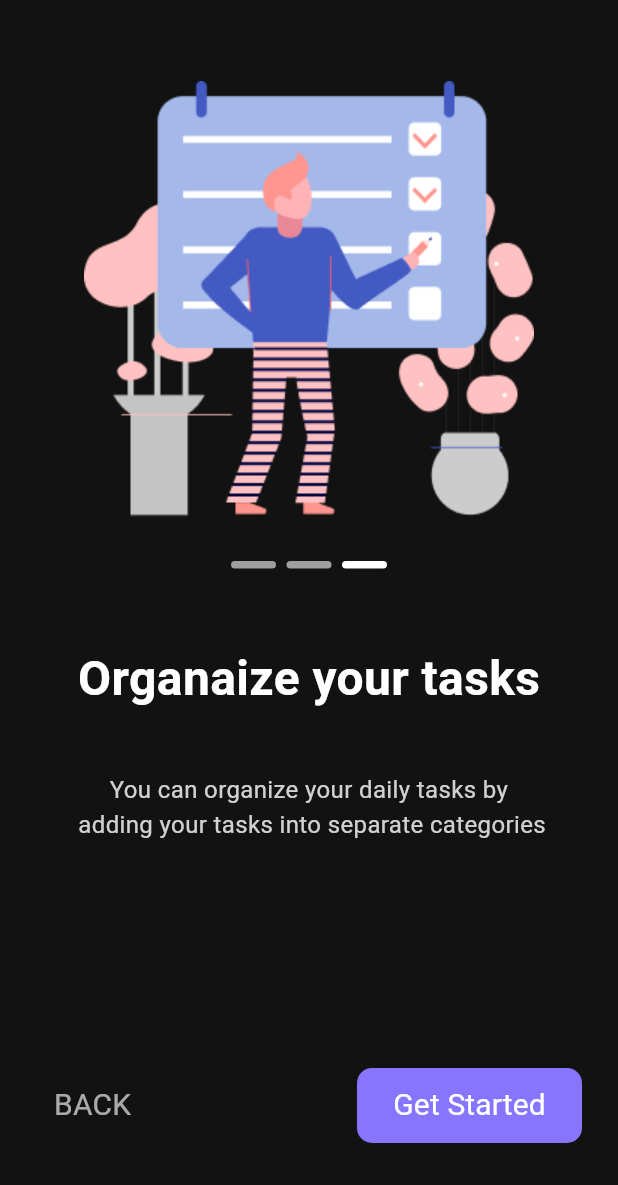
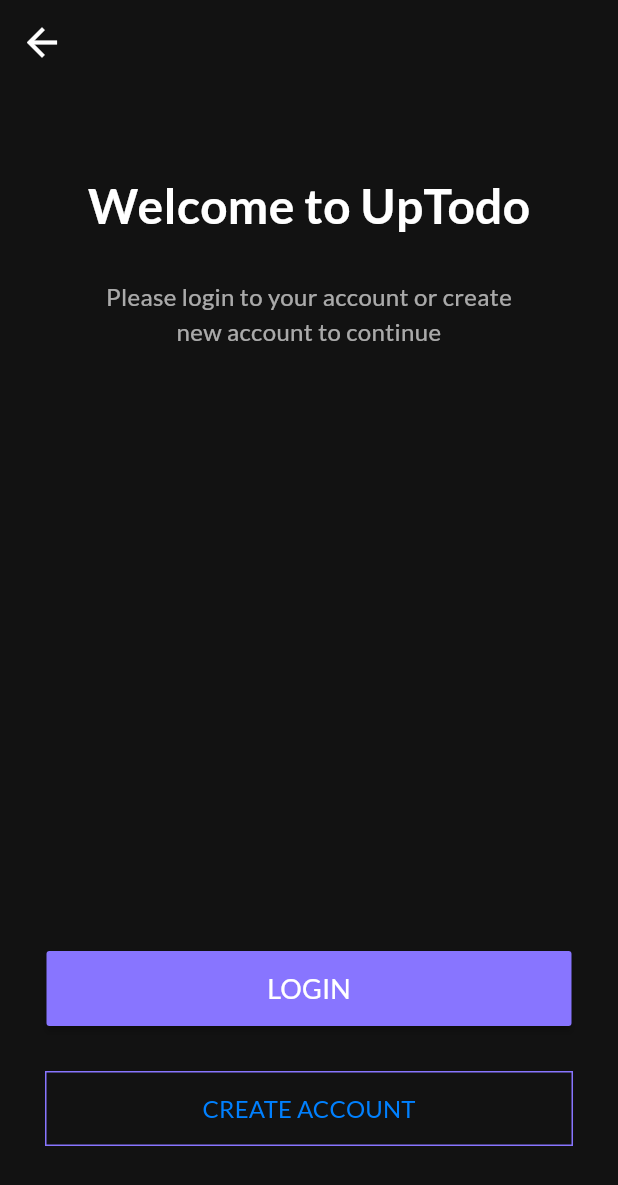
Before and after one commit to AhmedYasserTaha/todo_app, a Flutter app: the ScreenThree screen opened directly, after a tap on "Get Started", on a phone screen of 412 x 824 dp. Shown: the top 1185 px of the screen. Run offline on Flutter 3.47's test engine with Material 3 defaults, Android fonts, the phone set to English and light mode, and no system bars; our stand-ins replace google_fonts; missing offline and left inert: dart:ffi.

Commit message:
added start screen

```diff
--- a/lib/onpord_screen/screen_three.dart
+++ b/lib/onpord_screen/screen_three.dart
@@ -1,4 +1,5 @@
 import 'package:flutter/material.dart';
+import 'package:todo_app/start_screen.dart';
 import 'package:todo_app/utils/app_colors.dart';
 
 class ScreenThree extends StatefulWidget {
@@ -82,7 +83,11 @@ class _ScreenThreeState extends State<ScreenThree> {
                         color: AppColors.pSocundColor,
                         borderRadius: BorderRadius.circular(10)),
                     child: TextButton(
-                        onPressed: () {},
+                        onPressed: () {
+                          Navigator.of(context).push(MaterialPageRoute(
+                            builder: (context) => StartScreen(),
+                          ));
+                        },
                         child: Text(
                           "Get Started",
                           style: TextStyle(
--- /dev/null
+++ b/lib/start_screen.dart
@@ -0,0 +1,96 @@
+import 'dart:ffi';
+
+import 'package:flutter/material.dart';
+import 'package:google_fonts/google_fonts.dart';
+import 'package:todo_app/home/create_account_screen.dart';
+import 'package:todo_app/home/login_screen.dart';
+import 'package:todo_app/utils/app_colors.dart';
+
+class StartScreen extends StatelessWidget {
+  const StartScreen({super.key});
+
+  @override
+  Widget build(BuildContext context) {
+    return SafeArea(
+      child: Scaffold(
+        backgroundColor: AppColors.pDarkColor,
+        appBar: AppBar(
+          backgroundColor: AppColors.pDarkColor,
+          iconTheme: IconThemeData(color: Colors.white, size: 30),
+        ),
+        body: Center(
+          child: Padding(
+            padding: const EdgeInsets.only(top: 58),
+            child: Column(
+              children: [
+                Text(
+                  "Welcome to UpTodo",
+                  style: GoogleFonts.lato(
+                      fontSize: 32,
+                      fontWeight: FontWeight.bold,
+                      color: Colors.white),
+                ),
+                SizedBox(
+                  height: 26,
+                ),
+                Text(
+                  "Please login to your account or create\nnew account to continue",
+                  style: GoogleFonts.lato(
+                      fontSize: 16,
+                      color: const Color.fromARGB(164, 255, 255, 255)),
+                  textAlign: TextAlign.center,
+                ),
+                Spacer(),
+                MaterialButton(
+                  onPressed: () {
+                    Navigator.of(context).push(MaterialPageRoute(
+                      builder: (context) => LoginScreen(),
+                    ));
+                  },
+                  color: AppColors.pSocundColor,
+                  minWidth: 350,
+                  child: Padding(
+                    padding: const EdgeInsets.symmetric(vertical: 12),
+                    child: Text(
+                      "LOGIN",
+                      style: GoogleFonts.lato(
+                          color: Colors.white,
+                          fontSize: 18,
+                          fontWeight: FontWeight.w400),
+                    ),
+                  ),
+                ),
+                SizedBox(
+                  height: 30,
+                ),
+                Container(
+                  decoration: BoxDecoration(
+                    border: Border.all(color: AppColors.pSocundColor),
+                  ),
+                  child: MaterialButton(
+                    onPressed: () {
+                      Navigator.of(context).push(MaterialPageRoute(
+                        builder: (context) => CreateAccountScreen(),
+                      ));
+                    },
+                    minWidth: 350,
+                    child: Text(
+                      "CREATE ACCOUNT",
+                      style: GoogleFonts.lato(
+                          color: AppColors.ptextColor,
+                          fontSize: 16,
+                          fontWeight: FontWeight.w400),
+                    ),
+                  ),
+                ),
+                SizedBox(
+                  height: 60,
+                ),
+              ],
+            ),
+          ),
+        ),
+      ),
+    );
+  }
+}
--- a/lib/utils/app_colors.dart
+++ b/lib/utils/app_colors.dart
@@ -4,4 +4,5 @@ class AppColors {
   static const Color pDarkColor = Color(0xff121212);
   static const Color pSocundColor = Color(0xff8875FF);
   static const Color ptextColor = Color(0xff0080FF);
+  static const Color whitColor = Color.fromARGB(255, 255, 255, 255);
 }
```
Also changed, not shown: lib/home/create_account_screen.dart (added, +10 -0 lines), lib/home/login_screen.dart (added, +10 -0 lines), lib/onpord_screen/screen_one.dart (+7 -8 lines).
